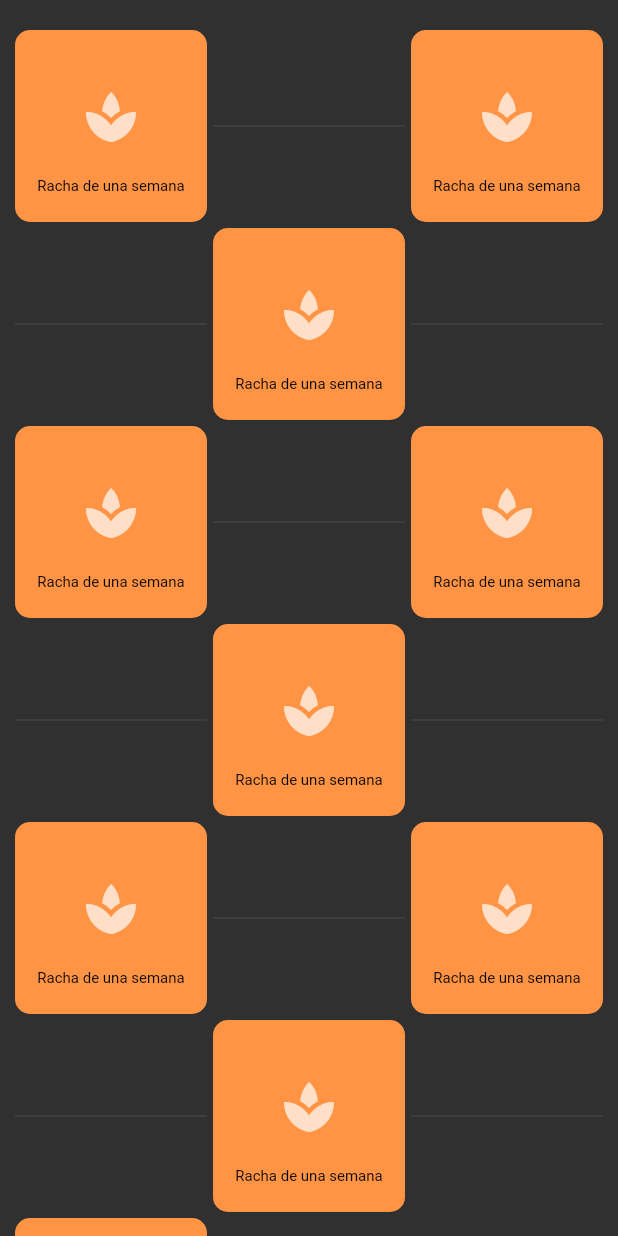
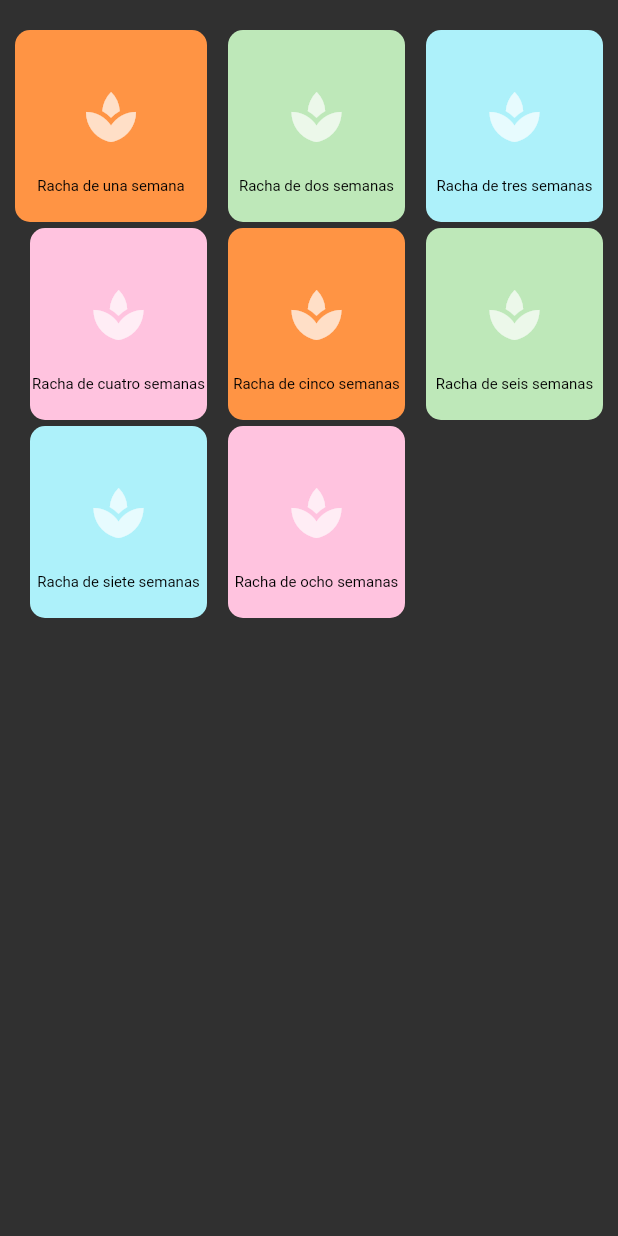
Before and after one commit to ianespana/Proyecto-Final-Flutter, a Flutter app: the Achievements screen opened directly, on a phone screen of 412 x 824 dp. Run offline on Flutter 3.47's test engine with Material 2 defaults, Android fonts, the phone set to English and light mode, and no system bars; network calls fail.

Commit message:
Corrección achievements

```diff
--- a/lib/achievements.dart
+++ b/lib/achievements.dart
@@ -17,52 +17,48 @@ class Achievements extends StatelessWidget {
                 name: 'Racha de una semana',
                 icon: Icons.spa,
                 color: Color(0xFFFF9444)),
-            Divider(),
             Achievement(
-                name: 'Racha de una semana',
+              name: 'Racha de dos semanas',
               icon: Icons.spa,
-                color: Color(0xFFFF9444)),
-            Divider(),
+              color: Color(0xFFBEE8B9),
+              margin: EdgeInsets.only(left: 10),
+            ),
             Achievement(
-                name: 'Racha de una semana',
+              name: 'Racha de tres semanas',
               icon: Icons.spa,
-                color: Color(0xFFFF9444)),
-            Divider(),
+              color: Color(0xFFADF1FA),
+              margin: EdgeInsets.only(left: 10),
+            ),
             Achievement(
-                name: 'Racha de una semana',
+              name: 'Racha de cuatro semanas',
               icon: Icons.spa,
-                color: Color(0xFFFF9444)),
-            Divider(),
+              color: Color(0xFFFFC3DF),
+              margin: EdgeInsets.only(left: 10),
+            ),
             Achievement(
-                name: 'Racha de una semana',
+              name: 'Racha de cinco semanas',
               icon: Icons.spa,
-                color: Color(0xFFFF9444)),
-            Divider(),
+              color: Color(0xFFFF9444),
+              margin: EdgeInsets.only(left: 10),
+            ),
             Achievement(
-                name: 'Racha de una semana',
+              name: 'Racha de seis semanas',
               icon: Icons.spa,
-                color: Color(0xFFFF9444)),
-            Divider(),
+              color: Color(0xFFBEE8B9),
+              margin: EdgeInsets.only(left: 10),
+            ),
             Achievement(
-                name: 'Racha de una semana',
+              name: 'Racha de siete semanas',
               icon: Icons.spa,
-                color: Color(0xFFFF9444)),
-            Divider(),
+              color: Color(0xFFADF1FA),
+              margin: EdgeInsets.only(left: 10),
+            ),
             Achievement(
-                name: 'Racha de una semana',
+              name: 'Racha de ocho semanas',
               icon: Icons.spa,
-                color: Color(0xFFFF9444)),
-            Divider(),
-            Achievement(
-                name: 'Racha de una semana',
-                icon: Icons.spa,
-                color: Color(0xFFFF9444)),
-            Divider(),
-            Achievement(
-                name: 'Racha de una semana',
-                icon: Icons.spa,
-                color: Color(0xFFFF9444)),
-            Divider(),
+              color: Color(0xFFFFC3DF),
+              margin: EdgeInsets.only(left: 10),
+            ),
           ]),
     );
   }
```
Lines whose indentation alone changed are shown as unchanged.
